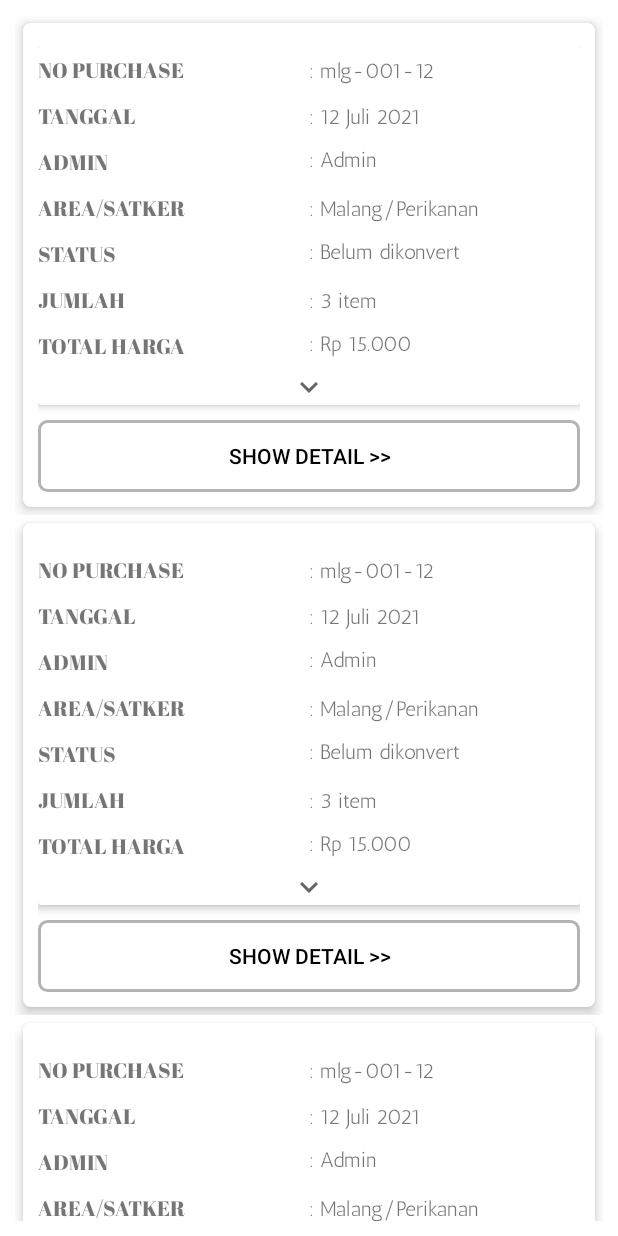
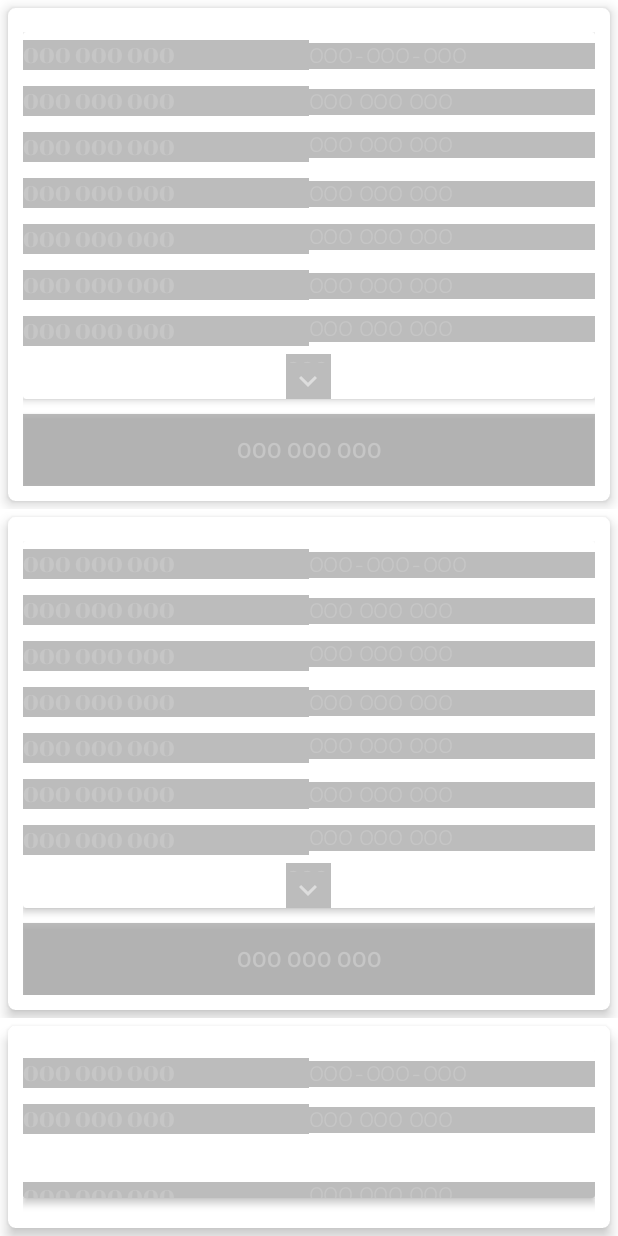
Before and after one commit to deoartanta/persediaan, an Android app: the layout fragment_penerimaan.xml on its own in the app's theme, with its tools: preview values and no code run, on a phone screen of 412 x 824 dp. Run offline under Robolectric (Android 15) with nearby library versions, the phone set to English and light mode, and no system bars.

Commit message:
Menambahkan shimming pada project

```diff
--- a/app/build.gradle
+++ b/app/build.gradle
@@ -41,6 +41,7 @@ dependencies {
     implementation 'de.hdodenhof:circleimageview:3.1.0'
     implementation 'androidx.legacy:legacy-support-v4:1.0.0'
     implementation 'com.karumi:dexter:6.2.3'
+    implementation 'com.facebook.shimmer:shimmer:0.5.0'
     testImplementation 'junit:junit:4.+'
     androidTestImplementation 'androidx.test.ext:junit:1.1.3'
     androidTestImplementation 'androidx.test.espresso:espresso-core:3.4.0'
--- a/app/src/main/java/com/persediaan/de/PenerimaanFragment.java
+++ b/app/src/main/java/com/persediaan/de/PenerimaanFragment.java
@@ -16,6 +16,7 @@ import android.widget.ProgressBar;
 import android.widget.TextView;
 import android.widget.Toast;
 
+import com.facebook.shimmer.ShimmerFrameLayout;
 import com.persediaan.de.adapter.AdapterPenerimaan;
 import com.persediaan.de.adapter.AdapterPenerimaan2;
 import com.persediaan.de.adapter.RecyclerViewClickInterface;
@@ -46,7 +47,9 @@ public class PenerimaanFragment extends Fragment implements RecyclerViewClickInt
     private Retrofit retrofit;
     private JsonPlaceHolderApi jsonPlaceHolderApi;
     RecyclerView recyclerPenerimaan;
-    ProgressBar loading;
+    ShimmerFrameLayout shimmerFrameLayout;
+
+    TextView tv_lblDtKosong;
 
     public PenerimaanFragment() {
         // Required empty public constructor
@@ -57,8 +60,11 @@ public class PenerimaanFragment extends Fragment implements RecyclerViewClickInt
                              Bundle savedInstanceState) {
         View view = inflater.inflate(R.layout.fragment_penerimaan,container,false);
         recyclerPenerimaan = view.findViewById(R.id.recyclerPenerimaan);
-        loading = view.findViewById(R.id.progressBarPenerimaan);
+        tv_lblDtKosong = view.findViewById(R.id.tv_lbl_dtkosong);
 //        Toast.makeText(getContext(), "Halaman Penerimaan", Toast.LENGTH_SHORT).show();
+        shimmerFrameLayout = view.findViewById(R.id.shimerLayout);
+        shimmerFrameLayout.startShimmer();
+        recyclerPenerimaan.setVisibility(View.GONE);
         loadCards();
         return view;
     }
@@ -87,11 +93,12 @@ public class PenerimaanFragment extends Fragment implements RecyclerViewClickInt
         call.enqueue(new Callback<List<ApiPenerimaan>>() {
             @Override
             public void onResponse(Call<List<ApiPenerimaan>> call, Response<List<ApiPenerimaan>> response) {
-                loading.setVisibility(View.GONE);
+
                 List<ApiPenerimaan> apiPenerimaans = response.body();
                 modelPenerimaanArrayList = new ArrayList<ModelPenerimaan>();
                 if (!response.isSuccessful()){
                     Toast.makeText(requireContext(), "Error yang tidak diketahui", Toast.LENGTH_SHORT).show();
+                    tv_lblDtKosong.setVisibility(View.GONE);
                     return;
                 }
                 ArrayList<ModelItemBrg> modelItemBrgs;
@@ -104,7 +111,7 @@ public class PenerimaanFragment extends Fragment implements RecyclerViewClickInt
 
                 modelItemBrgs = new ArrayList<ModelItemBrg>();
                 for (ApiPenerimaan apiPenerimaan:apiPenerimaans){
-
+                    tv_lblDtKosong.setVisibility(View.GONE);
                     modelItemBrgs.add(new ModelItemBrg(
                             apiPenerimaan.getId_item(),
                             apiPenerimaan.getQty(),
@@ -163,11 +170,15 @@ public class PenerimaanFragment extends Fragment implements RecyclerViewClickInt
                 recyclerPenerimaan.setItemAnimator(new DefaultItemAnimator());
 
                 recyclerPenerimaan.setAdapter(adapter);
+                shimmerFrameLayout.stopShimmer();
+                shimmerFrameLayout.setVisibility(View.GONE);
+                recyclerPenerimaan.setVisibility(View.VISIBLE);
             }
 
             @Override
             public void onFailure(Call<List<ApiPenerimaan>> call, Throwable t) {
-                loading.setVisibility(View.GONE);
+                shimmerFrameLayout.setVisibility(View.GONE);
+                tv_lblDtKosong.setVisibility(View.VISIBLE);
                 Toast.makeText(requireContext(), "Server Error", Toast.LENGTH_SHORT).show();
             }
         });
--- /dev/null
+++ b/app/src/main/res/drawable/ic_baseline_keyboard_arrow_down_24_shimming.xml
@@ -0,0 +1,10 @@
+<vector xmlns:android="http://schemas.android.com/apk/res/android"
+    android:width="24dp"
+    android:height="24dp"
+    android:viewportWidth="24"
+    android:viewportHeight="24"
+    android:tint="#7CFFFFFF">
+  <path
+      android:fillColor="@android:color/white"
+      android:pathData="M7.41,8.59L12,13.17l4.59,-4.58L18,10l-6,6 -6,-6 1.41,-1.41z"/>
+</vector>
--- /dev/null
+++ b/app/src/main/res/layout/card_penerimaan2shimmer.xml
@@ -0,0 +1,339 @@
+<?xml version="1.0" encoding="utf-8"?>
+<LinearLayout xmlns:android="http://schemas.android.com/apk/res/android"
+    xmlns:app="http://schemas.android.com/apk/res-auto"
+    xmlns:tools="http://schemas.android.com/tools"
+    android:layout_width="match_parent"
+    android:layout_height="wrap_content"
+    android:gravity="center"
+    android:orientation="vertical">
+
+    <LinearLayout
+        android:id="@+id/cardLinear"
+        android:layout_width="match_parent"
+        android:layout_height="wrap_content"
+        android:orientation="vertical">
+
+        <androidx.cardview.widget.CardView
+            android:layout_width="match_parent"
+            android:layout_height="wrap_content"
+            android:layout_margin="5dp"
+            app:cardCornerRadius="5dp"
+            app:cardElevation="5dp"
+            app:cardUseCompatPadding="false">
+
+            <LinearLayout
+                android:layout_width="match_parent"
+                android:layout_height="wrap_content"
+                android:layout_margin="10dp"
+                android:paddingTop="6dp"
+                android:gravity="center"
+                android:orientation="vertical">
+                <androidx.cardview.widget.CardView
+                    android:layout_width="match_parent"
+                    android:layout_height="wrap_content"
+                    android:layout_marginBottom="10dp"
+                    app:cardElevation="3dp"
+                    app:cardUseCompatPadding="false">
+
+                    <LinearLayout
+                        android:layout_width="match_parent"
+                        android:layout_height="wrap_content"
+                        android:orientation="vertical">
+
+                        <!--No Purchase-->
+
+                        <TextView
+                            android:id="@+id/tvResIdTrans"
+                            android:layout_width="match_parent"
+                            android:layout_height="wrap_content"
+                            android:text="OOO OOO OOO"
+                            android:textColor="#C6C6C6"
+                            android:textSize="14sp"
+                            android:visibility="gone" />
+
+                        <LinearLayout
+                            android:layout_width="match_parent"
+                            android:layout_height="wrap_content"
+                            android:layout_marginTop="5dp"
+                            android:layout_marginBottom="5dp"
+                            android:orientation="horizontal">
+
+                            <TextView
+                                android:id="@+id/tvLblPurchase"
+                                android:layout_width="match_parent"
+                                android:layout_height="wrap_content"
+                                android:layout_weight="1"
+                                android:background="#BEA6A5A5"
+                                android:fontFamily="@font/abril_fatface"
+                                android:gravity="start|center_vertical"
+                                android:text="OOO OOO OOO"
+                                android:textAllCaps="true"
+                                android:textColor="#C6C6C6"
+                                android:textSize="14sp" />
+
+                            <TextView
+                                android:id="@+id/tvResPurchase"
+                                android:layout_width="match_parent"
+                                android:layout_height="wrap_content"
+                                android:layout_weight="1"
+                                android:background="#BEA6A5A5"
+                                android:fontFamily="@font/antic"
+                                android:gravity="start|center_vertical"
+                                android:text="OOO-OOO-OOO"
+                                android:textColor="#C6C6C6"
+                                android:textSize="14sp" />
+
+                        </LinearLayout>
+                        <!--Tanggal-->
+                        <LinearLayout
+                            android:layout_width="match_parent"
+                            android:layout_height="wrap_content"
+                            android:layout_marginTop="5dp"
+                            android:layout_marginBottom="5dp"
+                            android:orientation="horizontal">
+
+                            <TextView
+                                android:id="@+id/tvLblTGL"
+                                android:layout_width="match_parent"
+                                android:layout_height="wrap_content"
+                                android:layout_weight="1"
+                                android:background="#BEA6A5A5"
+                                android:fontFamily="@font/abril_fatface"
+                                android:gravity="start|center_vertical"
+                                android:text="OOO OOO OOO"
+                                android:textAllCaps="true"
+                                android:textColor="#C6C6C6"
+                                android:textSize="14sp" />
+
+                            <TextView
+                                android:id="@+id/tvResTGL"
+                                android:layout_width="match_parent"
+                                android:layout_height="wrap_content"
+                                android:layout_weight="1"
+                                android:background="#BEA6A5A5"
+                                android:fontFamily="@font/antic"
+                                android:text="OOO OOO OOO"
+                                android:textColor="#C6C6C6"
+                                android:textSize="14sp" />
+
+                        </LinearLayout>
+
+                        <LinearLayout
+                            android:id="@+id/linearExpandDetailContainer"
+                            android:layout_width="match_parent"
+                            android:layout_height="wrap_content"
+                            android:orientation="vertical"
+                            android:visibility="visible">
+                            <!--Admin-->
+                            <LinearLayout
+                                android:layout_width="match_parent"
+                                android:layout_height="wrap_content"
+                                android:layout_marginTop="5dp"
+                                android:layout_marginBottom="5dp"
+                                android:layout_weight="1"
+                                android:orientation="horizontal">
+
+                                <TextView
+                                    android:id="@+id/tvLblAdmin"
+                                    android:layout_width="match_parent"
+                                    android:layout_height="wrap_content"
+                                    android:layout_weight="1"
+                                    android:background="#BEA6A5A5"
+                                    android:fontFamily="@font/abril_fatface"
+                                    android:gravity="start|center_vertical"
+                                    android:text="OOO OOO OOO"
+                                    android:textAllCaps="true"
+                                    android:textColor="#C6C6C6"
+                                    android:textSize="14sp" />
+
+                                <TextView
+                                    android:id="@+id/tvResAdmin"
+                                    android:layout_width="match_parent"
+                                    android:layout_height="wrap_content"
+                                    android:layout_gravity="left"
+                                    android:layout_weight="1"
+                                    android:background="#BEA6A5A5"
+                                    android:fontFamily="@font/antic"
+                                    android:gravity="start|center_vertical"
+                                    android:paddingRight="5dp"
+                                    android:text="OOO OOO OOO"
+                                    android:textColor="#C6C6C6"
+                                    android:textSize="14sp"
+                                    tools:ignore="TouchTargetSizeCheck" />
+
+                            </LinearLayout>
+                            <!--Area/Satker-->
+                            <LinearLayout
+                                android:layout_width="match_parent"
+                                android:layout_height="wrap_content"
+                                android:layout_marginTop="5dp"
+                                android:layout_marginBottom="5dp"
+                                android:layout_weight="1"
+                                android:orientation="horizontal">
+
+                                <TextView
+                                    android:id="@+id/tvLblArea"
+                                    android:layout_width="match_parent"
+                                    android:layout_height="wrap_content"
+                                    android:layout_weight="1"
+                                    android:background="#BEA6A5A5"
+                                    android:fontFamily="@font/abril_fatface"
+                                    android:gravity="start|center_vertical"
+                                    android:text="OOO OOO OOO"
+                                    android:textAllCaps="true"
+                                    android:textColor="#C6C6C6"
+                                    android:textSize="14sp" />
+
+                                <TextView
+                                    android:id="@+id/tvResArea"
+                                    android:layout_width="match_parent"
+                                    android:layout_height="wrap_content"
+                                    android:layout_weight="1"
+                                    android:background="#BEA6A5A5"
+                                    android:fontFamily="@font/antic"
+                                    android:gravity="start|center_vertical"
+                                    android:text="OOO OOO OOO"
+                                    android:textColor="#C6C6C6"
+                                    android:textSize="14sp" />
+
+                            </LinearLayout>
+                            <!--Status-->
+                            <LinearLayout
+                                android:layout_width="match_parent"
+                                android:layout_height="wrap_content"
+                                android:layout_marginTop="5dp"
+                                android:layout_marginBottom="5dp"
+                                android:orientation="horizontal">
+
+                                <TextView
+                                    android:id="@+id/tvLblSTS"
+                                    android:layout_width="match_parent"
+                                    android:layout_height="wrap_content"
+                                    android:layout_weight="1"
+                                    android:background="#BEA6A5A5"
+                                    android:fontFamily="@font/abril_fatface"
+                                    android:gravity="start|center_vertical"
+                                    android:text="OOO OOO OOO"
+                                    android:textAllCaps="true"
+                                    android:textColor="#C6C6C6"
+                                    android:textSize="14sp" />
+
+                                <TextView
+                                    android:id="@+id/tvResSTS"
+                                    android:layout_width="match_parent"
+                                    android:layout_height="wrap_content"
+                                    android:layout_gravity="left"
+                                    android:layout_weight="1"
+                                    android:background="#BEA6A5A5"
+                                    android:fontFamily="@font/antic"
+                                    android:gravity="start|center_vertical"
+                                    android:paddingRight="5dp"
+                                    android:text="OOO OOO OOO"
+                                    android:textColor="#C6C6C6"
+                                    android:textSize="14sp" />
+                            </LinearLayout>
+                        </LinearLayout>
+                        <!--Jumlah-->
+                        <LinearLayout
+                            android:layout_width="match_parent"
+                            android:layout_height="wrap_content"
+                            android:layout_marginTop="5dp"
+                            android:layout_marginBottom="5dp"
+                            android:orientation="horizontal">
+
+                            <TextView
+                                android:id="@+id/tvLblJMLItem"
+                                android:layout_width="match_parent"
+                                android:layout_height="wrap_content"
+                                android:layout_weight="1"
+                                android:background="#BEA6A5A5"
+                                android:fontFamily="@font/abril_fatface"
+                                android:gravity="start|center_vertical"
+                                android:text="OOO OOO OOO"
+                                android:textAllCaps="true"
+                                android:textColor="#C6C6C6"
+                                android:textSize="14sp" />
+
+                            <TextView
+                                android:id="@+id/tvResJMLItem"
+                                android:layout_width="match_parent"
+                                android:layout_height="wrap_content"
+                                android:layout_weight="1"
+                                android:background="#BEA6A5A5"
+                                android:fontFamily="@font/antic"
+                                android:gravity="start|center_vertical"
+                                android:text="OOO OOO OOO"
+                                android:textColor="#C6C6C6"
+                                android:textSize="14sp" />
+
+                        </LinearLayout>
+                        <!--Total Harga-->
+                        <LinearLayout
+                            android:layout_width="match_parent"
+                            android:layout_height="wrap_content"
+                            android:layout_marginTop="5dp"
+                            android:layout_marginBottom="5dp"
+                            android:layout_weight="1"
+                            android:orientation="horizontal">
+
+                            <TextView
+                                android:id="@+id/tvLblTotalHrg"
+                                android:layout_width="match_parent"
+                                android:layout_height="wrap_content"
+                                android:layout_weight="1"
+                                android:background="#BEA6A5A5"
+                                android:fontFamily="@font/abril_fatface"
+                                android:gravity="start|center_vertical"
+                                android:text="OOO OOO OOO"
+                                android:textAllCaps="true"
+                                android:textColor="#C6C6C6"
+                                android:textSize="14sp" />
+
+                            <TextView
+                                android:id="@+id/tvResTotalHrg"
+                                android:layout_width="match_parent"
+                                android:layout_height="wrap_content"
+                                android:layout_gravity="left"
+                                android:layout_weight="1"
+                                android:background="#BEA6A5A5"
+                                android:fontFamily="@font/antic"
+                                android:gravity="start|center_vertical"
+                                android:paddingRight="5dp"
+                                android:text="OOO OOO OOO"
+                                android:textColor="#C6C6C6"
+                                android:textSize="14sp"
+                                tools:ignore="TouchTargetSizeCheck" />
+                        </LinearLayout>
+                        <!--Button-->
+
+                        <TextView
+                            android:id="@+id/imgDetailpener"
+                            android:layout_width="30dp"
+                            android:layout_height="30dp"
+                            android:layout_gravity="center_horizontal"
+                            android:background="#BEA6A5A5"
+                            android:drawableBottom="@drawable/ic_baseline_keyboard_arrow_down_24_shimming"
+                            android:text="OOO OOO OOO"
+                            android:textColor="#C6C6C6" />
+
+                    </LinearLayout>
+                </androidx.cardview.widget.CardView>
+
+                <androidx.appcompat.widget.AppCompatButton
+                    android:id="@+id/btnShowDetail"
+                    android:layout_width="match_parent"
+                    android:layout_height="wrap_content"
+                    android:background="#BEA6A5A5"
+                    android:gravity="center"
+                    android:paddingHorizontal="10dp"
+                    android:text="OOO OOO OOO"
+                    android:textColor="#C6C6C6"
+                    android:textSize="14sp" />
+
+            </LinearLayout>
+
+        </androidx.cardview.widget.CardView>
+
+    </LinearLayout>
+
+</LinearLayout>
--- a/app/src/main/res/layout/fragment_penerimaan.xml
+++ b/app/src/main/res/layout/fragment_penerimaan.xml
@@ -5,19 +5,38 @@
     android:layout_height="match_parent"
     tools:context=".PenerimaanFragment">
 
-    <!-- TODO: Update blank fragment layout -->
-    <ProgressBar
-        android:id="@+id/progressBarPenerimaan"
-        style="?android:attr/progressBarStyle"
-        android:layout_width="wrap_content"
+    <com.facebook.shimmer.ShimmerFrameLayout
+        android:layout_width="match_parent"
         android:layout_height="wrap_content"
-        android:layout_gravity="center"/>
+        android:id="@+id/shimerLayout">
+        <LinearLayout
+            android:layout_width="match_parent"
+            android:layout_height="wrap_content"
+            android:orientation="vertical">
+            <include
+                layout="@layout/card_penerimaan2shimmer"/>
+            <include
+                layout="@layout/card_penerimaan2shimmer"/>
+            <include
+                layout="@layout/card_penerimaan2shimmer"/>
+
+        </LinearLayout>
+    </com.facebook.shimmer.ShimmerFrameLayout>
 
     <androidx.recyclerview.widget.RecyclerView
         android:id="@+id/recyclerPenerimaan"
         android:layout_width="match_parent"
         android:layout_height="match_parent"
         android:layout_margin="10dp"
-        tools:listitem="@layout/card_penerimaan2"/>
+        tools:listitem="@layout/card_penerimaan2"
+        android:visibility="gone"/>
+
+    <TextView
+        android:id="@+id/tv_lbl_dtkosong"
+        android:layout_width="wrap_content"
+        android:layout_height="wrap_content"
+        android:layout_gravity="center"
+        android:text="Data Kosong"
+        android:visibility="gone"/>
 
 </FrameLayout>
```
